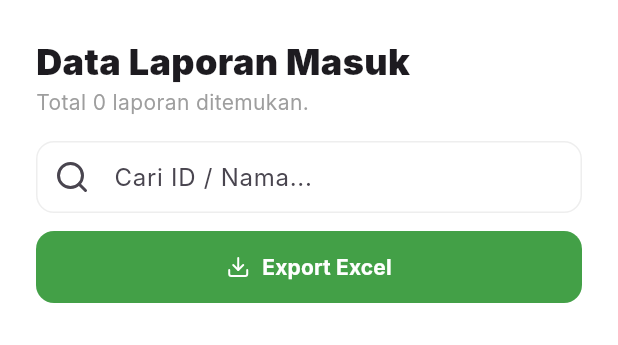
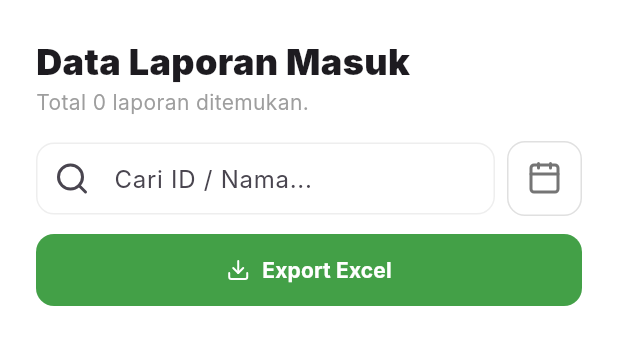
Before and after one commit to bimaryan/safetalk_mobile, a Flutter app: the AdminReports widget shown alone on an empty page, opened directly, on a phone screen of 412 x 824 dp. Shown: the top 345 px of the screen. Run offline on Flutter 3.47's test engine with Material 3 defaults, Android fonts, the phone set to English and light mode, and no system bars; our stand-ins replace fl_chart, lucide_icons, shared_preferences; missing offline and left inert: pusher_channels_flutter; accounts and stored records are empty; network calls fail; Roboto replaces fonts that are missing (Inter).

```diff
--- a/lib/screens/AdminReports.dart
+++ b/lib/screens/AdminReports.dart
@@ -23,6 +23,13 @@ class _AdminReportsState extends State<AdminReports> {
   int currentPage = 1;
   int lastPage = 1;
   int totalData = 0;
+  DateTime? selectedMonth;
+
+  String get monthQuery {
+    if (selectedMonth == null) return "";
+    final monthStr = selectedMonth!.month.toString().padLeft(2, '0');
+    return "${selectedMonth!.year}-$monthStr";
+  }
 
   final TextEditingController _searchController = TextEditingController();
 
@@ -40,7 +47,7 @@ class _AdminReportsState extends State<AdminReports> {
 
       final response = await http.get(
         Uri.parse(
-          'https://backend.safetalkai.my.id/api/admin/reports?page=$page&search=$searchQuery',
+          'https://backend.safetalkai.my.id/api/admin/reports?page=$page&search=$searchQuery&month=$monthQuery',
         ),
         headers: {
           'Accept': 'application/json',
@@ -74,7 +81,7 @@ class _AdminReportsState extends State<AdminReports> {
       // 1. Lakukan request ke API untuk mengambil file (blob/bytes)
       final response = await http.get(
         Uri.parse(
-          'https://backend.safetalkai.my.id/api/admin/reports/export?search=$searchQuery',
+          'https://backend.safetalkai.my.id/api/admin/reports/export?search=$searchQuery&month=$monthQuery',
         ),
         headers: {'Authorization': 'Bearer $token'},
       );
@@ -151,7 +158,10 @@ class _AdminReportsState extends State<AdminReports> {
           const SizedBox(height: 16),
 
           // --- TOMBOL EXPORT & SEARCH BAR ---
-          TextField(
+          Row(
+            children: [
+              Expanded(
+                child: TextField(
                   controller: _searchController,
                   onSubmitted: (value) {
                     setState(() => searchQuery = value);
@@ -171,6 +181,60 @@ class _AdminReportsState extends State<AdminReports> {
                       borderSide: BorderSide(color: Colors.grey.shade200),
                     ),
                     contentPadding: const EdgeInsets.symmetric(vertical: 0),
+                  ),
+                ),
+              ),
+              const SizedBox(width: 8),
+              Container(
+                decoration: BoxDecoration(
+                  color: selectedMonth != null ? Colors.blue.shade50 : Colors.white,
+                  border: Border.all(color: Colors.grey.shade300),
+                  borderRadius: BorderRadius.circular(12),
+                ),
+                child: IconButton(
+                  icon: Icon(
+                    LucideIcons.calendar,
+                    color: selectedMonth != null ? Colors.blue.shade600 : Colors.grey.shade600,
+                  ),
+                  onPressed: () async {
+                    final DateTime? picked = await showDatePicker(
+                      context: context,
+                      initialDate: selectedMonth ?? DateTime.now(),
+                      firstDate: DateTime(2020),
+                      lastDate: DateTime(2030),
+                      helpText: 'Pilih Bulan & Tahun',
+                    );
+                    if (picked != null) {
+                      setState(() => selectedMonth = picked);
+                      fetchReports(page: 1);
+                    }
+                  },
+                ),
+              ),
+            ],
+          ),
+          if (selectedMonth != null)
+            Padding(
+              padding: const EdgeInsets.only(top: 8),
+              child: Row(
+                children: [
+                  Text(
+                    "Filter: ${selectedMonth!.month.toString().padLeft(2, '0')}/${selectedMonth!.year}",
+                    style: TextStyle(
+                      fontSize: 12,
+                      fontWeight: FontWeight.bold,
+                      color: Colors.blue.shade700,
+                    ),
+                  ),
+                  const SizedBox(width: 8),
+                  InkWell(
+                    onTap: () {
+                      setState(() => selectedMonth = null);
+                      fetchReports(page: 1);
+                    },
+                    child: const Icon(LucideIcons.xCircle, size: 16, color: Colors.red),
+                  )
+                ],
               ),
             ),
           const SizedBox(height: 12), // Jarak antara search dan tombol
--- a/lib/screens/Home.dart
+++ b/lib/screens/Home.dart
@@ -74,6 +74,7 @@ class _HomeScreenState extends State<HomeScreen> {
     await prefs.remove('safetalk_token');
     await prefs.remove('isAuthenticated');
     await prefs.remove('userRole');
+    await prefs.remove('safetalk_session'); // Clear anonymous session
     if (mounted) Navigator.pushReplacementNamed(context, '/chat');
   }
 
--- a/pubspec.yaml
+++ b/pubspec.yaml
@@ -42,6 +42,7 @@ dependencies:
   intl: ^0.19.0
   path_provider: ^2.1.2
   file_saver: ^0.4.0
+  fl_chart: ^1.2.0
 
 dev_dependencies:
   flutter_test:
```
Also changed, not shown: lib/screens/AdminDashboard.dart (+18 -0 lines), pubspec.lock. Lines whose indentation alone changed are shown as unchanged.
